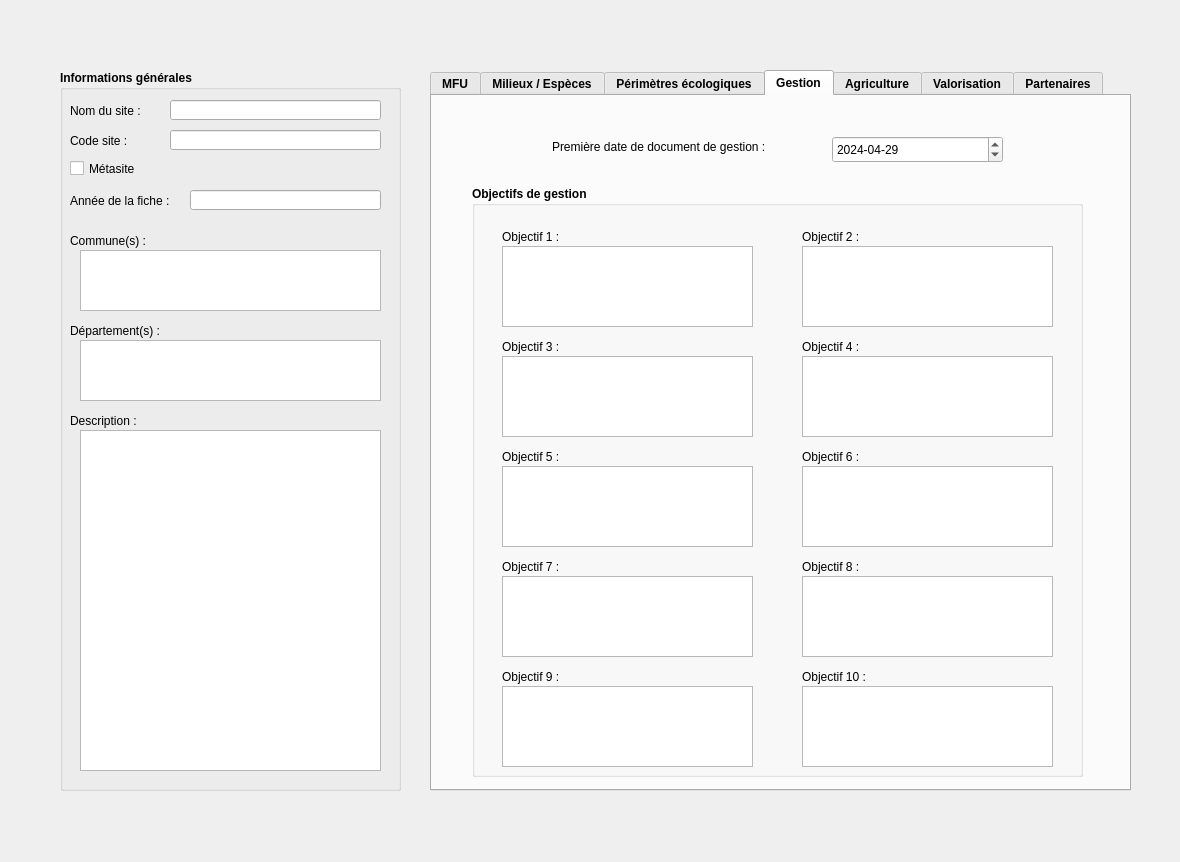
Above: style_fiche_sites.ui from CEN-Nouvelle-Aquitaine/fluxcen before the change. Below: the same form after it.
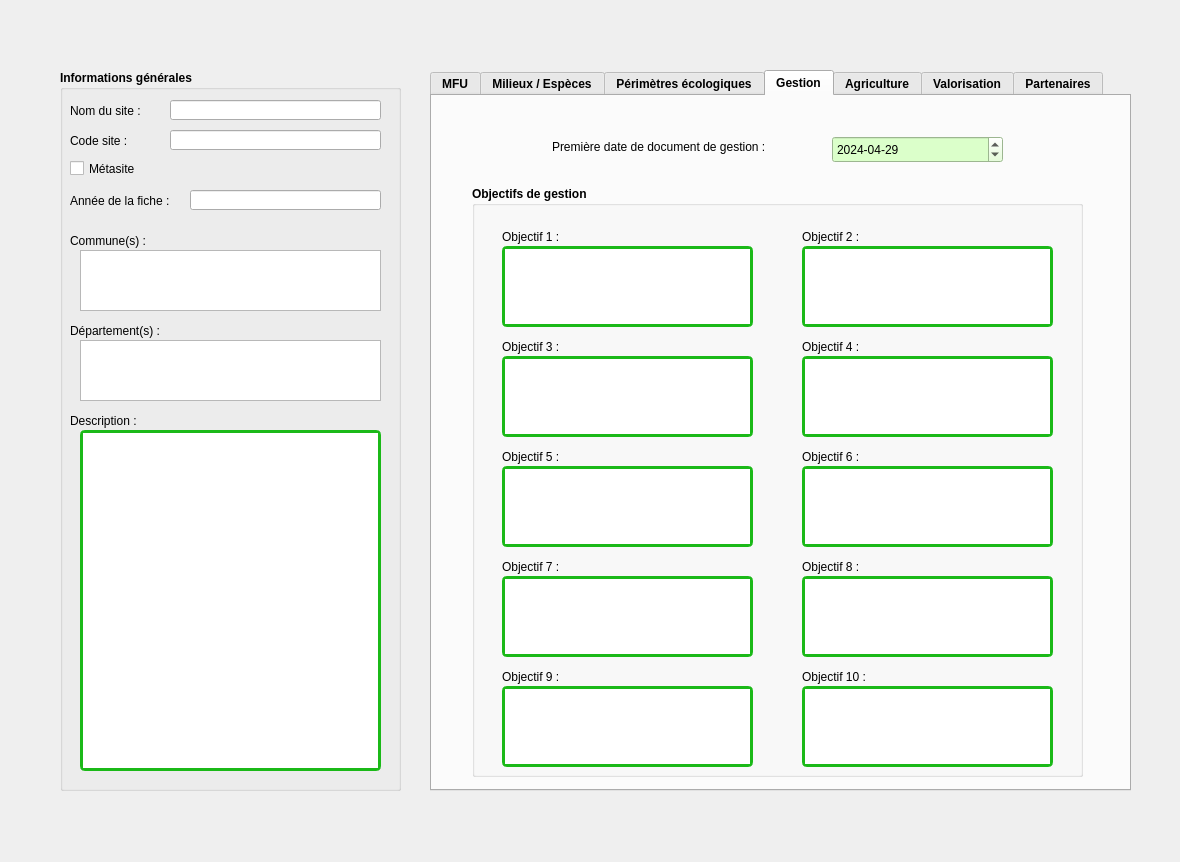
That is the form after the change. The open tabs and pages were chosen to show the change. Custom widgets are drawn as their Qt base class.

Diff of the .ui file:
```diff
--- a/style_fiche_sites.ui
+++ b/style_fiche_sites.ui
@@ -1507,6 +1507,9 @@
         <bold>false</bold>
        </font>
       </property>
+      <property name="styleSheet">
+       <string notr="true">border-style: solid; border-radius: 5px; border-width: 3px; border-color: rgb(27, 185, 24);</string>
+      </property>
      </widget>
      <widget class="QPlainTextEdit" name="objectif_02">
       <property name="geometry">
@@ -1523,6 +1526,9 @@
         <bold>false</bold>
        </font>
       </property>
+      <property name="styleSheet">
+       <string notr="true">border-style: solid; border-radius: 5px; border-width: 3px; border-color: rgb(27, 185, 24);</string>
+      </property>
      </widget>
      <widget class="QLabel" name="label_114">
       <property name="geometry">
@@ -1558,6 +1564,9 @@
         <bold>false</bold>
        </font>
       </property>
+      <property name="styleSheet">
+       <string notr="true">border-style: solid; border-radius: 5px; border-width: 3px; border-color: rgb(27, 185, 24);</string>
+      </property>
      </widget>
      <widget class="QLabel" name="label_62">
       <property name="geometry">
@@ -1593,6 +1602,9 @@
         <bold>false</bold>
        </font>
       </property>
+      <property name="styleSheet">
+       <string notr="true">border-style: solid; border-radius: 5px; border-width: 3px; border-color: rgb(27, 185, 24);</string>
+      </property>
      </widget>
      <widget class="QLabel" name="label_115">
       <property name="geometry">
@@ -1628,6 +1640,9 @@
         <bold>false</bold>
        </font>
       </property>
+      <property name="styleSheet">
+       <string notr="true">border-style: solid; border-radius: 5px; border-width: 3px; border-color: rgb(27, 185, 24);</string>
+      </property>
      </widget>
      <widget class="QLabel" name="label_63">
       <property name="geometry">
@@ -1663,6 +1678,9 @@
         <bold>false</bold>
        </font>
       </property>
+      <property name="styleSheet">
+       <string notr="true">border-style: solid; border-radius: 5px; border-width: 3px; border-color: rgb(27, 185, 24);</string>
+      </property>
      </widget>
      <widget class="QLabel" name="label_116">
       <property name="geometry">
@@ -1717,6 +1735,9 @@
         <bold>false</bold>
        </font>
       </property>
+      <property name="styleSheet">
+       <string notr="true">border-style: solid; border-radius: 5px; border-width: 3px; border-color: rgb(27, 185, 24);</string>
+      </property>
      </widget>
      <widget class="QPlainTextEdit" name="objectif_07">
       <property name="geometry">
@@ -1733,6 +1754,9 @@
         <bold>false</bold>
        </font>
       </property>
+      <property name="styleSheet">
+       <string notr="true">border-style: solid; border-radius: 5px; border-width: 3px; border-color: rgb(27, 185, 24);</string>
+      </property>
      </widget>
      <widget class="QPlainTextEdit" name="objectif_10">
       <property name="geometry">
@@ -1749,6 +1773,9 @@
         <bold>false</bold>
        </font>
       </property>
+      <property name="styleSheet">
+       <string notr="true">border-style: solid; border-radius: 5px; border-width: 3px; border-color: rgb(27, 185, 24);</string>
+      </property>
      </widget>
      <widget class="QLabel" name="label_112">
       <property name="geometry">
@@ -1784,6 +1811,9 @@
         <bold>false</bold>
        </font>
       </property>
+      <property name="styleSheet">
+       <string notr="true">border-style: solid; border-radius: 5px; border-width: 3px; border-color: rgb(27, 185, 24);</string>
+      </property>
      </widget>
      <widget class="QLabel" name="label_117">
       <property name="geometry">
@@ -1820,6 +1850,9 @@
        <bold>false</bold>
       </font>
      </property>
+     <property name="styleSheet">
+      <string notr="true">background-color: rgb(219, 255, 202);</string>
+     </property>
      <property name="dateTime">
       <datetime>
        <hour>0</hour>
@@ -2508,6 +2541,12 @@
       <kerning>true</kerning>
      </font>
     </property>
+    <property name="autoFillBackground">
+     <bool>false</bool>
+    </property>
+    <property name="styleSheet">
+     <string notr="true">border-style: solid; border-radius: 5px; border-width: 3px; border-color: rgb(27, 185, 24);</string>
+    </property>
    </widget>
    <widget class="QLabel" name="label">
     <property name="geometry">
```
Left out of the diff: 30 changed lines with no effect on the pictures.
